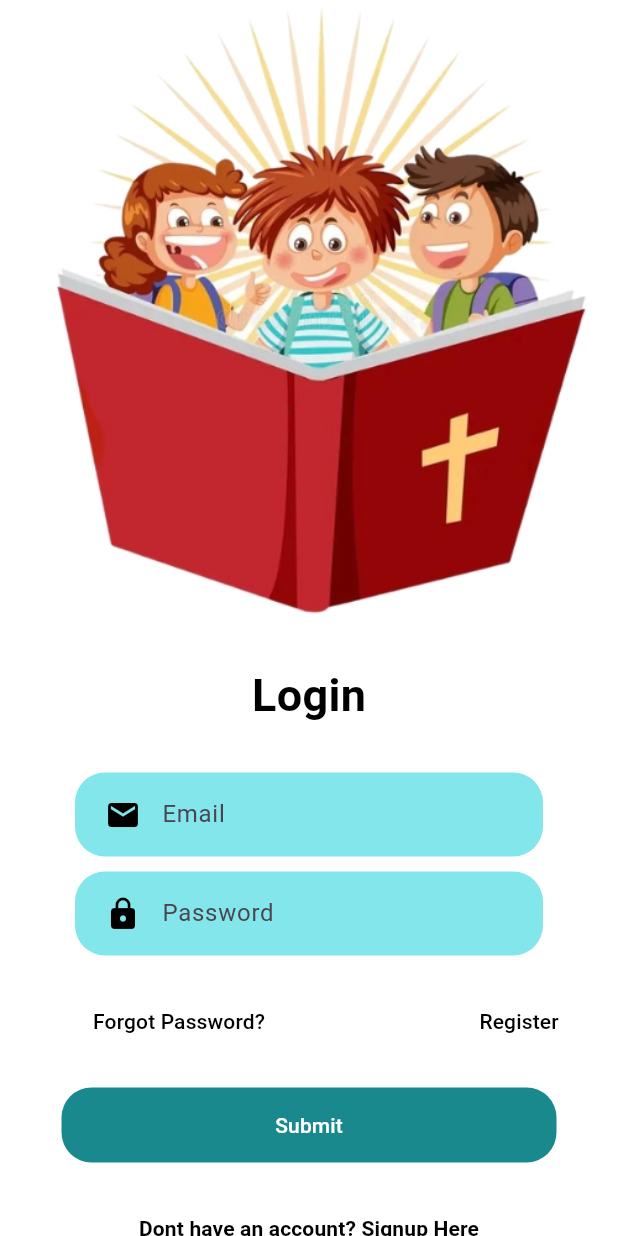
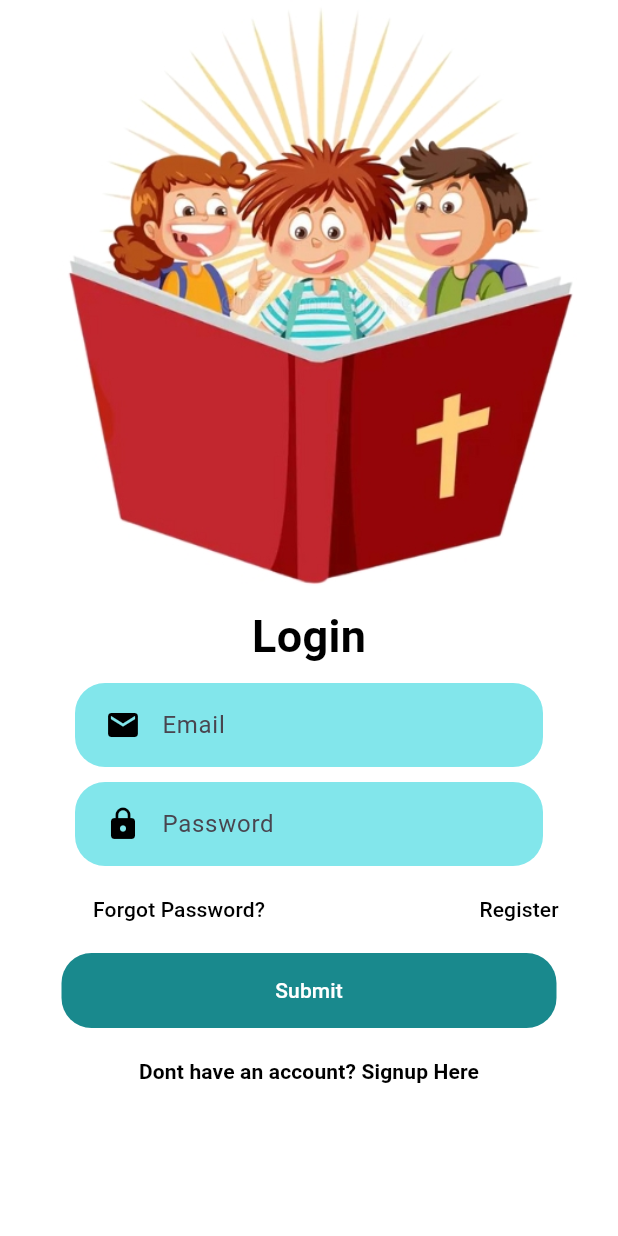
Before and after one commit to Franna88/glorieStories_Mobile, a Flutter app: the screen it shows after launch, on a phone screen of 412 x 824 dp. Run offline on Flutter 3.47's test engine with Material 3 defaults, Android fonts, the light colour scheme and no system bars; our stand-ins replace cloud_firestore, firebase_core, just_audio; missing offline and left inert: dart:html, image_network; accounts and stored records are empty.

Commit message:
login Image

```diff
--- a/lib/LoginPage/login.dart
+++ b/lib/LoginPage/login.dart
@@ -1,7 +1,6 @@
 import 'package:flutter/material.dart';
 import 'package:glorie_stories_mobile/HomePage/home.dart';
 import 'package:glorie_stories_mobile/LoginPage/register.dart';
-
 
 class Login extends StatefulWidget {
   const Login({super.key});
@@ -13,20 +12,23 @@ class Login extends StatefulWidget {
 class _LoginState extends State<Login> {
   @override
   Widget build(BuildContext context) {
+    var size = MediaQuery.of(context).size;
     return Scaffold(
       body: SingleChildScrollView(
         child: Container(
+          height: size.height,
           decoration: const BoxDecoration(color: Colors.white),
           child: Column(
             children: [
               Container(
+                height: size.height / 2.1,
                 color: Colors.white,
                 //margin: EdgeInsets.only(top: 200),
                 //child: Image.asset('imges/welcomeAndImage.png'),
                 child: Image.asset('imges/new_cover.jpeg'),
               ),
               Container(
-                margin: const EdgeInsets.only(top: 30),
+                margin: const EdgeInsets.only(top: 10),
                 child: const Text(
                   'Login',
                   style: TextStyle(
@@ -37,7 +39,7 @@ class _LoginState extends State<Login> {
                 ),
               ),
               Container(
-                margin: const EdgeInsets.only(top: 30),
+                margin: const EdgeInsets.only(top: 10),
                 child: Column(
                   children: [
                     Container(
@@ -83,7 +85,7 @@ class _LoginState extends State<Login> {
                         ),
                       ),
                     ),
-                    const SizedBox(height: 20),
+                    const SizedBox(height: 5),
                     Row(
                       children: [
                         Container(
@@ -119,7 +121,7 @@ class _LoginState extends State<Login> {
                         )
                       ],
                     ),
-                    const SizedBox(height: 20),
+                    const SizedBox(height: 5),
                     MaterialButton(
                       onPressed: () {
                         Navigator.push(
@@ -143,7 +145,7 @@ class _LoginState extends State<Login> {
                       ),
                     ),
                     Container(
-                      margin: const EdgeInsets.only(top: 20, bottom: 50),
+                      margin: const EdgeInsets.only(top: 5, bottom: 50),
                       child: TextButton(
                         onPressed: () {
                           Navigator.push(
```
